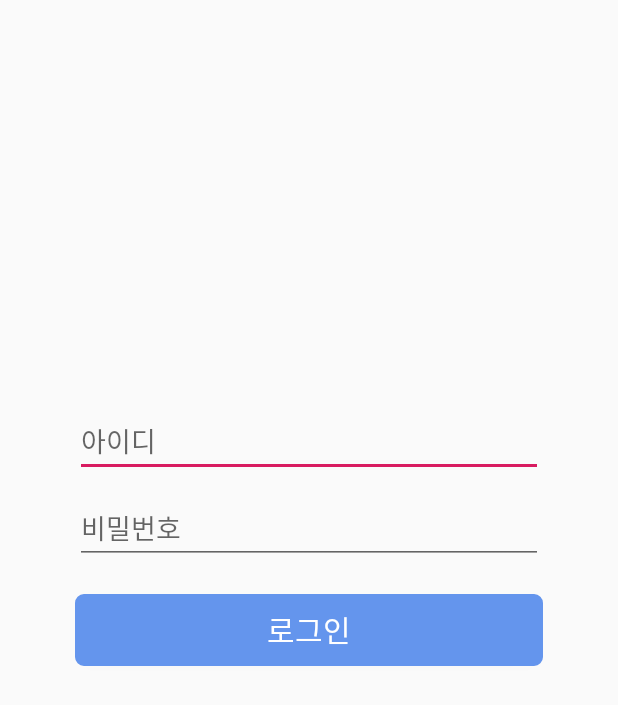
After one commit to sorrylim/comin, an Android app: the LoginActivity screen opened directly, with no data from a screen before it, on a phone screen of 412 x 824 dp. The commit adds this screen. Shown: the top 705 px of the screen. Run offline under Robolectric (Android 15) with nearby library versions, the phone set to English and light mode, and no system bars; network calls fail.

Commit message:
2020.06.10
13:25

```diff
--- a/app/src/main/AndroidManifest.xml
+++ b/app/src/main/AndroidManifest.xml
@@ -13,7 +13,8 @@
         android:supportsRtl="true"
         android:theme="@style/AppTheme"
         android:usesCleartextTraffic="true">
-        <activity android:name=".IntroActivity.SplashActivity"></activity>
+        <activity android:name=".IntroActivity.LoginActivity"></activity>
+        <activity android:name=".IntroActivity.SplashActivity" />
         <activity android:name=".IntroActivity.JoinActivity" />
         <activity android:name=".MainActivity.ProductActivity" />
         <activity android:name=".MainActivity.ProductListActivity" />
--- a/app/src/main/java/com/example/comin/Fragment/ShoppingCartFragment.kt
+++ b/app/src/main/java/com/example/comin/Fragment/ShoppingCartFragment.kt
@@ -24,12 +24,18 @@ class ShoppingCartFragment : Fragment() {
     ): View? {
         val rootView = inflater.inflate(R.layout.fragment_shopping_cart, container, false)
 
+        price = 0
+
         var cartRV : RecyclerView = rootView.findViewById(R.id.rv_shoppingcart)
         cartRV.setHasFixedSize(true)
         cartRV.layoutManager = LinearLayoutManager(activity!!, RecyclerView.VERTICAL, false)
         cartRV.adapter = ShoppingCartAdapter(activity!!, MainActivity.shoppingCart)
 
         var textPrice : TextView = rootView.findViewById(R.id.text_price)
+
+        for(i in 0..MainActivity.shoppingCart.size-1) {
+            price += MainActivity.shoppingCart.get(i).productCount * MainActivity.shoppingCart.get(i).productPrice
+        }
         textPrice!!.text = price.toString() + "원"
 
         return rootView
--- /dev/null
+++ b/app/src/main/java/com/example/comin/IntroActivity/LoginActivity.kt
@@ -0,0 +1,12 @@
+package com.example.comin.IntroActivity
+
+import androidx.appcompat.app.AppCompatActivity
+import android.os.Bundle
+import com.example.comin.R
+
+class LoginActivity : AppCompatActivity() {
+    override fun onCreate(savedInstanceState: Bundle?) {
+        super.onCreate(savedInstanceState)
+        setContentView(R.layout.activity_login)
+    }
+}
--- /dev/null
+++ b/app/src/main/java/com/example/comin/Item/WishlistItem.kt
@@ -0,0 +1,6 @@
+package com.example.comin.Item
+
+data class Wishlist(
+    val productTitle: String,
+    val productCategory : String
+)
--- a/app/src/main/java/com/example/comin/MainActivity/ProductActivity.kt
+++ b/app/src/main/java/com/example/comin/MainActivity/ProductActivity.kt
@@ -27,7 +27,6 @@ class ProductActivity : AppCompatActivity() {
         var productImageView = intent.getIntExtra("productImageView", 0)
         var productPrice = intent.getIntExtra("productPrice", 0)
 
-        //Toast.makeText(this, R.drawable.event1, Toast.LENGTH_SHORT).show()
 
         var count = 1
 
--- /dev/null
+++ b/app/src/main/res/layout/activity_login.xml
@@ -0,0 +1,51 @@
+<?xml version="1.0" encoding="utf-8"?>
+<androidx.constraintlayout.widget.ConstraintLayout xmlns:android="http://schemas.android.com/apk/res/android"
+    xmlns:app="http://schemas.android.com/apk/res-auto"
+    xmlns:tools="http://schemas.android.com/tools"
+    android:layout_width="match_parent"
+    android:layout_height="match_parent"
+    tools:context=".IntroActivity.LoginActivity">
+
+    <EditText
+        android:id="@+id/edit_loginid"
+        android:layout_width="0dp"
+        android:layout_height="wrap_content"
+        android:layout_marginStart="50dp"
+        android:layout_marginTop="270dp"
+        android:layout_marginEnd="50dp"
+        android:ems="10"
+        android:hint="아이디"
+        android:inputType="textPersonName"
+        app:layout_constraintEnd_toEndOf="parent"
+        app:layout_constraintStart_toStartOf="parent"
+        app:layout_constraintTop_toTopOf="parent" />
+
+    <EditText
+        android:id="@+id/edit_loginpw"
+        android:layout_width="0dp"
+        android:layout_height="wrap_content"
+        android:layout_marginStart="50dp"
+        android:layout_marginTop="10dp"
+        android:layout_marginEnd="50dp"
+        android:ems="10"
+        android:hint="비밀번호"
+        android:inputType="textPersonName"
+        app:layout_constraintEnd_toEndOf="parent"
+        app:layout_constraintStart_toStartOf="parent"
+        app:layout_constraintTop_toBottomOf="@+id/edit_loginid" />
+
+    <Button
+        android:id="@+id/btn_login"
+        android:layout_width="0dp"
+        android:layout_height="wrap_content"
+        android:layout_marginStart="50dp"
+        android:layout_marginTop="20dp"
+        android:layout_marginEnd="50dp"
+        android:text="로그인"
+        android:textSize="20dp"
+        android:background="@drawable/rounded_corner_shape_button"
+        android:textColor="#FFFFFF"
+        app:layout_constraintEnd_toEndOf="parent"
+        app:layout_constraintStart_toStartOf="parent"
+        app:layout_constraintTop_toBottomOf="@+id/edit_loginpw" />
+</androidx.constraintlayout.widget.ConstraintLayout>
```
Also changed, not shown: app/src/main/java/com/example/comin/Fragment/PremiumFragment.kt (+9 -7 lines), app/src/main/java/com/example/comin/Fragment/SideMenuFragment.kt (+11 -7 lines), app/src/main/java/com/example/comin/Fragment/SquareFragment.kt (+8 -7 lines), app/src/main/java/com/example/comin/Fragment/TreasureFragment.kt (+10 -6 lines), app/src/main/java/com/example/comin/Fragment/WishlistFragment.kt (+75 -2 lines), app/src/main/java/com/example/comin/Object/VolleyService.kt (+28 -2 lines), app/src/main/res/layout/fragment_shopping_cart.xml (+4 -4 lines).
